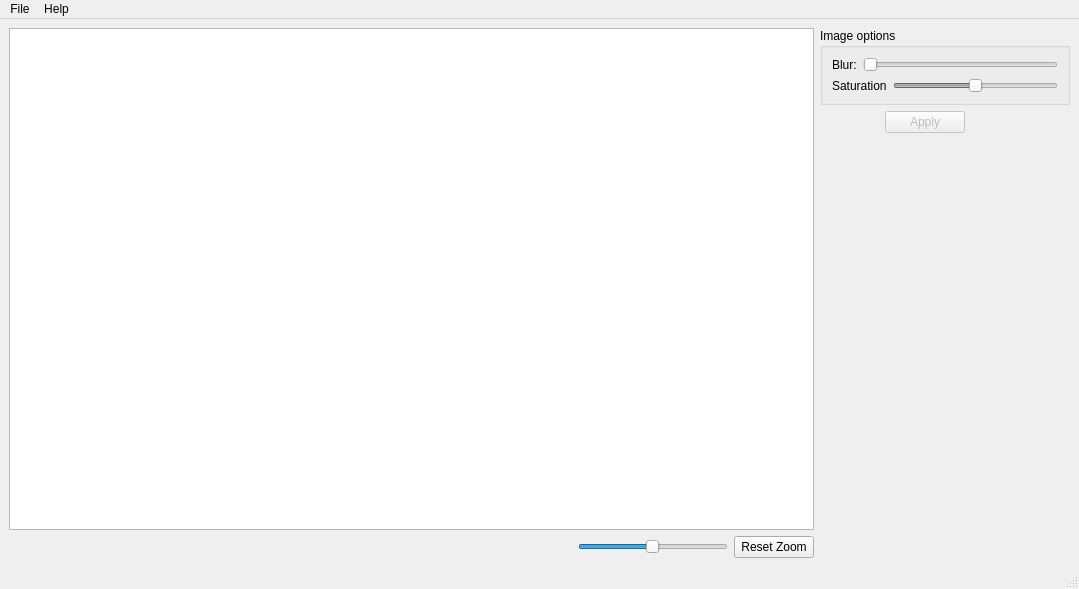
The window that mainwindow.ui (abansal755/Image-Editor) describes before a commit, drawn with Qt 5.
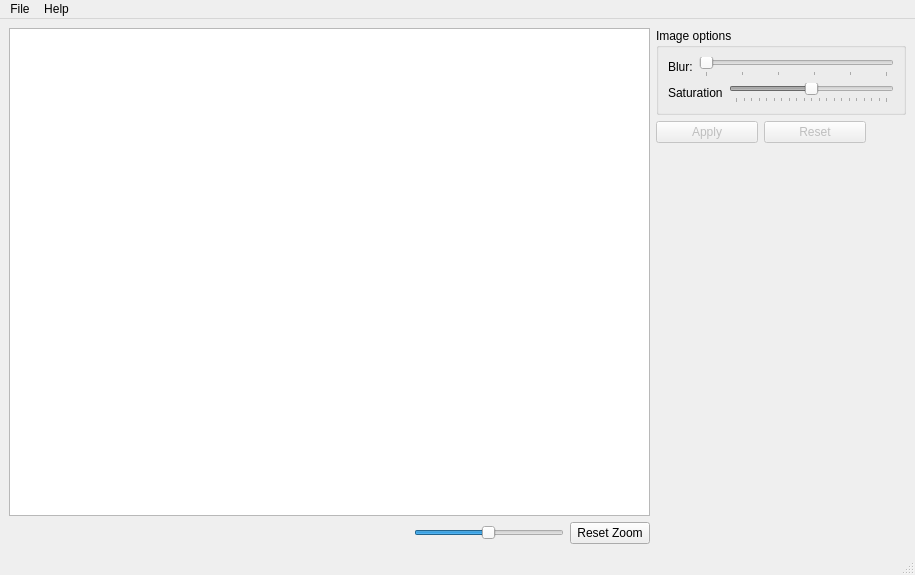
The same window after the commit.

Commit message: Correction happening on copy of image

```diff
--- a/mainwindow.ui
+++ b/mainwindow.ui
@@ -6,8 +6,8 @@
    <rect>
     <x>0</x>
     <y>0</y>
-    <width>1079</width>
-    <height>589</height>
+    <width>915</width>
+    <height>575</height>
    </rect>
   </property>
   <property name="sizePolicy">
@@ -82,15 +82,6 @@
     </item>
     <item>
      <layout class="QVBoxLayout" name="verticalLayout_2">
-      <property name="spacing">
-       <number>6</number>
-      </property>
-      <property name="leftMargin">
-       <number>0</number>
-      </property>
-      <property name="rightMargin">
-       <number>0</number>
-      </property>
       <item>
        <widget class="QGroupBox" name="groupBox">
         <property name="sizePolicy">
@@ -141,6 +132,15 @@
              <property name="orientation">
               <enum>Qt::Horizontal</enum>
              </property>
+             <property name="invertedAppearance">
+              <bool>false</bool>
+             </property>
+             <property name="invertedControls">
+              <bool>false</bool>
+             </property>
+             <property name="tickPosition">
+              <enum>QSlider::TicksBelow</enum>
+             </property>
             </widget>
            </item>
           </layout>
@@ -159,6 +159,9 @@
              <property name="enabled">
               <bool>false</bool>
              </property>
+             <property name="autoFillBackground">
+              <bool>false</bool>
+             </property>
              <property name="minimum">
               <number>-100</number>
              </property>
@@ -168,6 +171,12 @@
              <property name="orientation">
               <enum>Qt::Horizontal</enum>
              </property>
+             <property name="tickPosition">
+              <enum>QSlider::TicksBelow</enum>
+             </property>
+             <property name="tickInterval">
+              <number>0</number>
+             </property>
             </widget>
            </item>
           </layout>
@@ -183,7 +192,7 @@
            <bool>false</bool>
           </property>
           <property name="sizePolicy">
-           <sizepolicy hsizetype="Fixed" vsizetype="Fixed">
+           <sizepolicy hsizetype="Minimum" vsizetype="Fixed">
             <horstretch>0</horstretch>
             <verstretch>0</verstretch>
            </sizepolicy>
@@ -193,6 +202,16 @@
           </property>
          </widget>
         </item>
+        <item>
+         <widget class="QPushButton" name="pushButton_3">
+          <property name="enabled">
+           <bool>false</bool>
+          </property>
+          <property name="text">
+           <string>Reset</string>
+          </property>
+         </widget>
+        </item>
         <item>
          <spacer name="horizontalSpacer">
           <property name="orientation">
@@ -233,7 +252,7 @@
     <rect>
      <x>0</x>
      <y>0</y>
-     <width>1079</width>
+     <width>915</width>
      <height>21</height>
     </rect>
    </property>
```
The commit also changes 2 other files.
